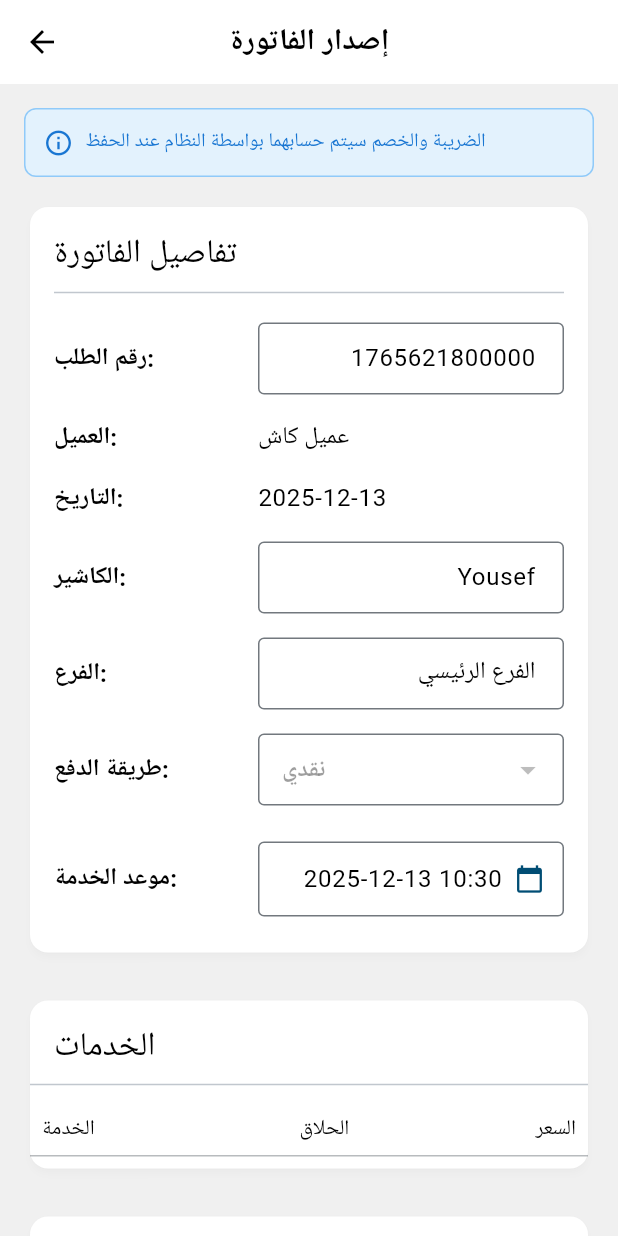
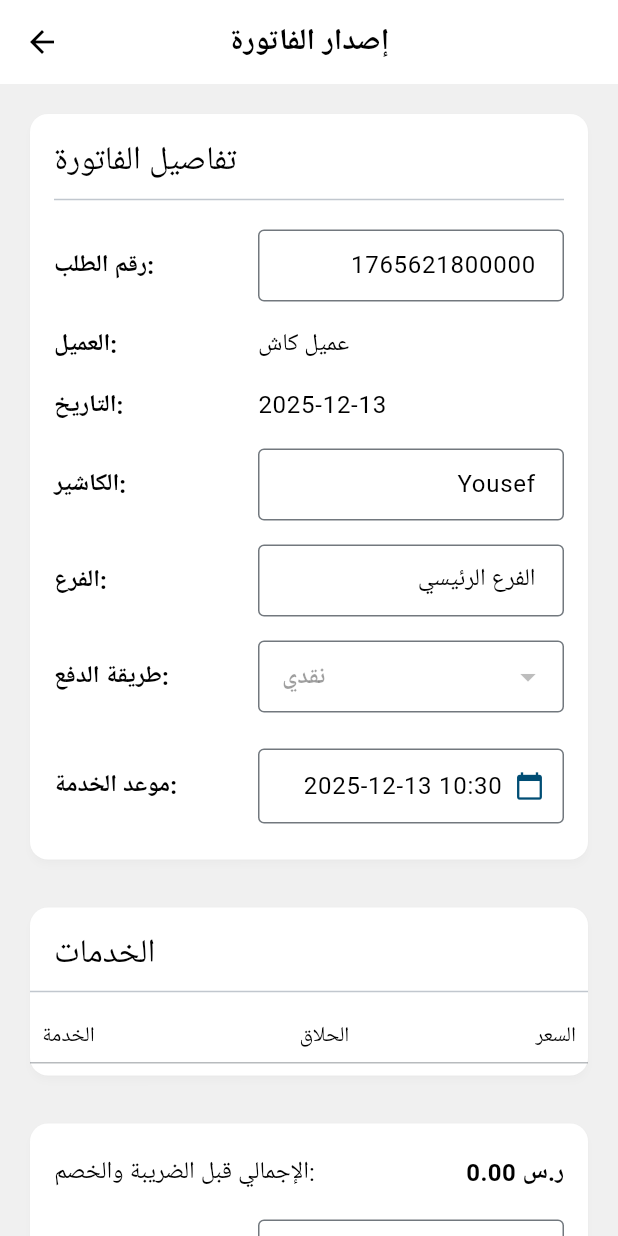
Before and after one commit to indoo24/Saloonsa-POS, a Flutter app: the InvoicePage screen opened directly with empty values, on a phone screen of 412 x 824 dp. Run offline on Flutter 3.47's test engine with Material 3 defaults, Android fonts, the phone set to English and light mode, and no system bars; our stand-ins replace equatable, flutter_bloc, google_fonts, logger, pdf, printing and 2 more; missing offline and left inert: blue_thermal_printer, esc_pos_printer_plus, esc_pos_utils_plus, network_info_plus; accounts and stored records are empty; Roboto replaces fonts that are missing (Cairo).

Commit message:
finished the app

```diff
--- a/lib/screens/casher/invoice_page.dart
+++ b/lib/screens/casher/invoice_page.dart
@@ -9,7 +9,6 @@ import 'package:flutter_bloc/flutter_bloc.dart';
 import '../../cubits/cashier/cashier_cubit.dart';
 import '../../cubits/cashier/cashier_state.dart';
 import '../../models/payment_method.dart';
-import '../../models/invoice.dart';
 import 'pdf_invoice.dart';
 import 'models/customer.dart';
 import 'models/service-model.dart';
@@ -38,26 +37,28 @@ class _InvoicePageState extends State<InvoicePage> {
 
   double? _paidAmount;
 
-  // API-provided invoice data (will be populated after submission)
-  Invoice? _submittedInvoice;
-
   @override
   void initState() {
     super.initState();
 
-    // Calculate initial total based on service prices only
-    // Tax and discount will be calculated by API
+    // Calculate initial total with tax (matching backend logic)
     final initialSubtotal = widget.cart.fold<double>(
       0,
       (sum, item) => sum + item.price,
     );
-    // Set paid amount to subtotal for now (API will add tax and discount)
-    _paidController.text = initialSubtotal.toStringAsFixed(2);
-    _paidAmount = initialSubtotal;
+
+    // Calculate tax (15%) on subtotal (no discount initially)
+    final initialTax = initialSubtotal * 0.15;
+    final initialTotal = initialSubtotal + initialTax;
+
+    // Set paid amount to total (including tax)
+    _paidController.text = initialTotal.toStringAsFixed(2);
+    _paidAmount = initialTotal;
 
     _discountController.addListener(() {
       setState(() {
-        // Just trigger rebuild, discount will be sent to API
+        // Recalculate totals when discount changes
+        _updatePaidAmountToTotal();
       });
     });
 
@@ -69,6 +70,41 @@ class _InvoicePageState extends State<InvoicePage> {
 
     // Set default service date/time to now
     _selectedServiceDateTime = DateTime.now();
+  }
+
+  /// Update paid amount to match the calculated total
+  void _updatePaidAmountToTotal() {
+    final calculations = _calculateTotals();
+    _paidController.text = calculations['finalTotal']!.toStringAsFixed(2);
+    _paidAmount = calculations['finalTotal'];
+  }
+
+  /// Calculate all totals matching backend logic:
+  /// 1. Subtotal = sum of service prices
+  /// 2. Discount Amount = Subtotal × (discount% / 100)
+  /// 3. Amount After Discount = Subtotal - Discount Amount
+  /// 4. Tax = Amount After Discount × 0.15 (15%)
+  /// 5. Final Total = Amount After Discount + Tax
+  Map<String, double> _calculateTotals() {
+    final subtotal = widget.cart.fold<double>(
+      0,
+      (sum, item) => sum + item.price,
+    );
+
+    final discountPercentage = double.tryParse(_discountController.text) ?? 0.0;
+    final discountAmount = subtotal * (discountPercentage / 100);
+    final amountAfterDiscount = subtotal - discountAmount;
+    final taxAmount = amountAfterDiscount * 0.15; // 15% tax
+    final finalTotal = amountAfterDiscount + taxAmount;
+
+    return {
+      'subtotal': subtotal,
+      'discountPercentage': discountPercentage,
+      'discountAmount': discountAmount,
+      'amountAfterDiscount': amountAfterDiscount,
+      'taxAmount': taxAmount,
+      'finalTotal': finalTotal,
+    };
   }
 
   @override
@@ -129,39 +165,37 @@ class _InvoicePageState extends State<InvoicePage> {
     setState(() => _isSaving = true);
 
     try {
-      // Don't calculate tax/discount locally - let API do it
-      final subtotal = widget.cart.fold<double>(
-        0,
-        (sum, item) => sum + item.price,
-      );
-      final discountPercentage =
-          double.tryParse(_discountController.text) ?? 0.0;
-      final paidAmount = double.tryParse(_paidController.text) ?? subtotal;
+      // Calculate totals locally (matching backend logic)
+      final calculations = _calculateTotals();
+      final subtotal = calculations['subtotal']!;
+      final discountPercentage = calculations['discountPercentage']!;
+      final discountAmount = calculations['discountAmount']!;
+      final taxAmount = calculations['taxAmount']!;
+      final finalTotal = calculations['finalTotal']!;
+      final paidAmount = double.tryParse(_paidController.text) ?? finalTotal;
 
-      print('💰 Invoice Submission (API will calculate):');
+      print('💰 Invoice Submission (Calculated in App):');
       print('  Subtotal: $subtotal');
       print('  Discount %: $discountPercentage');
+      print('  Discount Amount: $discountAmount');
+      print('  Amount After Discount: ${calculations['amountAfterDiscount']}');
+      print('  Tax (15%): $taxAmount');
+      print('  Final Total: $finalTotal');
       print('  Paid Amount: $paidAmount');
-      print('  Note: Tax and final totals will be calculated by API');
 
       // Get payment type from payment methods
       final apiPaymentType = _getPaymentTypeForApi(context);
 
-      // Submit to API - it will calculate tax, discount, and totals
+      // Submit to API with calculated values
       final invoice = await context.read<CashierCubit>().submitInvoice(
         paymentType: apiPaymentType,
-        tax: 0, // Let API calculate based on configuration
+        tax: 0, // Backend will calculate, but we've already shown user
         discount: discountPercentage, // Send as percentage
         paid: paidAmount,
       );
 
       if (invoice != null && mounted) {
-        // Store the invoice with API-calculated values
-        setState(() {
-          _submittedInvoice = invoice;
-        });
-
-        print('✅ Invoice saved with API values:');
+        print('✅ Invoice saved with calculated values:');
         print(
           '  Subtotal Before Tax: ${invoice.subtotalBeforeTax ?? invoice.subtotal}',
         );
@@ -205,27 +239,30 @@ class _InvoicePageState extends State<InvoicePage> {
     setState(() => _isSaving = true);
 
     try {
-      // Don't calculate tax/discount locally - let API do it
-      final subtotal = widget.cart.fold<double>(
-        0,
-        (sum, item) => sum + item.price,
-      );
-      final discountPercentage =
-          double.tryParse(_discountController.text) ?? 0.0;
-      final paidAmount = double.tryParse(_paidController.text) ?? subtotal;
+      // Calculate totals locally (matching backend logic)
+      final calculations = _calculateTotals();
+      final subtotal = calculations['subtotal']!;
+      final discountPercentage = calculations['discountPercentage']!;
+      final discountAmount = calculations['discountAmount']!;
+      final taxAmount = calculations['taxAmount']!;
+      final finalTotal = calculations['finalTotal']!;
+      final paidAmount = double.tryParse(_paidController.text) ?? finalTotal;
 
-      print('💰 Invoice Submission (Save & Print - API will calculate):');
+      print('💰 Invoice Submission (Save & Print - Calculated in App):');
       print('  Subtotal: $subtotal');
       print('  Discount %: $discountPercentage');
+      print('  Discount Amount: $discountAmount');
+      print('  Amount After Discount: ${calculations['amountAfterDiscount']}');
+      print('  Tax (15%): $taxAmount');
+      print('  Final Total: $finalTotal');
       print('  Paid Amount: $paidAmount');
-      print('  Note: Tax and final totals will be calculated by API');
 
-      // First save the invoice - API will calculate tax, discount, and totals
+      // First save the invoice
       final apiPaymentType = _getPaymentTypeForApi(context);
 
       final invoice = await context.read<CashierCubit>().submitInvoice(
         paymentType: apiPaymentType,
-        tax: 0, // Let API calculate
+        tax: 0, // Backend will calculate
         discount: discountPercentage,
         paid: paidAmount,
       );
@@ -234,12 +271,7 @@ class _InvoicePageState extends State<InvoicePage> {
         throw Exception('فشل في حفظ الفاتورة');
       }
 
-      // Store the invoice with API-calculated values
-      setState(() {
-        _submittedInvoice = invoice;
-      });
-
-      print('✅ Invoice saved with API values:');
+      print('✅ Invoice saved with calculated values:');
       print(
         '  Subtotal Before Tax: ${invoice.subtotalBeforeTax ?? invoice.subtotal}',
       );
@@ -443,24 +475,17 @@ class _InvoicePageState extends State<InvoicePage> {
   Widget build(BuildContext context) {
     final theme = Theme.of(context);
 
-    // Calculate subtotal from services (before tax)
-    final subtotalBeforeTax = widget.cart.fold<double>(
-      0,
-      (sum, item) => sum + item.price,
-    );
+    // Calculate totals using the same logic as backend
+    final calculations = _calculateTotals();
+    final subtotal = calculations['subtotal']!;
+    final discountAmount = calculations['discountAmount']!;
+    final amountAfterDiscount = calculations['amountAfterDiscount']!;
+    final taxAmount = calculations['taxAmount']!;
+    final finalTotal = calculations['finalTotal']!;
 
-    // If we have submitted invoice with API values, use those
-    // Otherwise show estimated/placeholder values with note
-    final taxAmount = _submittedInvoice?.taxAmount ?? 0.0;
-    final totalAfterTax = _submittedInvoice?.totalAfterTax ?? subtotalBeforeTax;
-    final discountAmount = _submittedInvoice?.discountAmount ?? 0.0;
-    final finalTotal = _submittedInvoice?.finalTotal ?? subtotalBeforeTax;
-    final paidAmount =
-        _submittedInvoice?.paidAmount ?? _paidAmount ?? subtotalBeforeTax;
-    final remainingAmount = _submittedInvoice?.remainingAmount ?? 0.0;
-
-    // For display before submission, show note that values are estimates
-    final showEstimateNote = _submittedInvoice == null;
+    // Use calculated values for display
+    final paidAmount = _paidAmount ?? finalTotal;
+    final remainingAmount = finalTotal - paidAmount;
 
     return Scaffold(
       appBar: AppBar(
@@ -471,49 +496,20 @@ class _InvoicePageState extends State<InvoicePage> {
         child: Column(
           crossAxisAlignment: CrossAxisAlignment.stretch,
           children: [
-            if (showEstimateNote)
-              Container(
-                margin: const EdgeInsets.only(bottom: 16),
-                padding: const EdgeInsets.all(12),
-                decoration: BoxDecoration(
-                  color: Colors.blue.shade50,
-                  borderRadius: BorderRadius.circular(8),
-                  border: Border.all(color: Colors.blue.shade200),
-                ),
-                child: Row(
-                  children: [
-                    Icon(
-                      Icons.info_outline,
-                      color: Colors.blue.shade700,
-                      size: 20,
-                    ),
-                    const SizedBox(width: 8),
-                    Expanded(
-                      child: Text(
-                        'الضريبة والخصم سيتم حسابهما بواسطة النظام عند الحفظ',
-                        style: TextStyle(
-                          color: Colors.blue.shade700,
-                          fontSize: 13,
-                        ),
-                      ),
-                    ),
-                  ],
-                ),
-              ),
             _buildInfoSection(theme),
             const SizedBox(height: 24),
             _buildServicesTable(theme),
             const SizedBox(height: 24),
             _buildTotalsSection(
               theme,
-              subtotalBeforeTax,
+              subtotal,
               taxAmount,
-              totalAfterTax,
+              amountAfterDiscount,
               discountAmount,
               finalTotal,
               paidAmount,
               remainingAmount,
-              showEstimateNote,
+              false, // showEstimateNote removed
             ),
             const SizedBox(height: 32),
             Row(
@@ -700,9 +696,9 @@ class _InvoicePageState extends State<InvoicePage> {
 
   Widget _buildTotalsSection(
     ThemeData theme,
-    double subtotalBeforeTax,
+    double subtotal,
     double taxAmount,
-    double totalAfterTax,
+    double amountAfterDiscount,
     double discountAmount,
     double finalTotal,
     double paidAmount,
@@ -716,33 +712,15 @@ class _InvoicePageState extends State<InvoicePage> {
         padding: const EdgeInsets.all(16.0),
         child: Column(
           children: [
-            // Step 1: Subtotal Before Tax
+            // Step 1: Subtotal Before Tax and Discount
             _buildTotalRow(
               theme,
-              "الإجمالي قبل الضريبة:",
-              "${subtotalBeforeTax.toStringAsFixed(2)} ر.س",
+              "الإجمالي قبل الضريبة والخصم:",
+              "${subtotal.toStringAsFixed(2)} ر.س",
             ),
             const SizedBox(height: 8),
 
-            // Step 2: Tax Amount (always show value)
-            _buildTotalRow(
-              theme,
-              "الضريبة:",
-              "${taxAmount.toStringAsFixed(2)} ر.س",
-              color: taxAmount > 0 ? null : Colors.grey,
-            ),
-            const SizedBox(height: 8),
-
-            // Step 3: Total After Tax (always show value)
-            _buildTotalRow(
-              theme,
-              "الإجمالي بعد الضريبة:",
-              "${totalAfterTax.toStringAsFixed(2)} ر.س",
-              color: totalAfterTax > 0 ? null : Colors.grey,
-            ),
-            const SizedBox(height: 8),
-
-            // Step 4: Discount Input
+            // Step 2: Discount Input
             _buildInfoRow(
               theme,
               "خصم (%):",
@@ -752,7 +730,7 @@ class _InvoicePageState extends State<InvoicePage> {
             ),
             const SizedBox(height: 8),
 
-            // Step 5: Discount Amount (always show value)
+            // Step 3: Discount Amount (calculated)
             _buildTotalRow(
               theme,
               "مبلغ الخصم:",
@@ -760,6 +738,24 @@ class _InvoicePageState extends State<InvoicePage> {
                   ? "-${discountAmount.toStringAsFixed(2)} ر.س"
                   : "0.00 ر.س",
               color: discountAmount > 0 ? Colors.redAccent : Colors.grey,
+            ),
+            const SizedBox(height: 8),
+
+            // Step 4: Amount After Discount (before tax)
+            _buildTotalRow(
+              theme,
+              "المبلغ بعد الخصم:",
+              "${amountAfterDiscount.toStringAsFixed(2)} ر.س",
+              color: Colors.blue.shade700,
+            ),
+            const SizedBox(height: 8),
+
+            // Step 5: Tax Amount (15% on amount after discount)
+            _buildTotalRow(
+              theme,
+              "الضريبة (15%):",
+              "${taxAmount.toStringAsFixed(2)} ر.س",
+              color: taxAmount > 0 ? Colors.orange.shade700 : Colors.grey,
             ),
             const Divider(height: 24),
 
@@ -769,12 +765,10 @@ class _InvoicePageState extends State<InvoicePage> {
               children: [
                 Text("الإجمالي النهائي:", style: theme.textTheme.titleLarge),
                 Text(
-                  finalTotal > 0
-                      ? "${finalTotal.toStringAsFixed(2)} ر.س"
-                      : "${subtotalBeforeTax.toStringAsFixed(2)} ر.س (تقريبي)",
+                  "${finalTotal.toStringAsFixed(2)} ر.س",
                   style: theme.textTheme.titleLarge?.copyWith(
-                    fontStyle: showEstimateNote ? FontStyle.italic : null,
-                    color: showEstimateNote ? Colors.grey.shade700 : null,
+                    color: Colors.green.shade700,
+                    fontWeight: FontWeight.bold,
                   ),
                 ),
               ],
@@ -816,15 +810,14 @@ class _InvoicePageState extends State<InvoicePage> {
                       ),
                       const SizedBox(width: 8),
                       ElevatedButton(
-                        onPressed: finalTotal > 0
-                            ? () {
-                                setState(() {
-                                  _paidAmount = finalTotal;
-                                  _paidController.text = finalTotal
-                                      .toStringAsFixed(2);
-                                });
-                              }
-                            : null,
+                        onPressed: () {
+                          setState(() {
+                            _paidAmount = finalTotal;
+                            _paidController.text = finalTotal.toStringAsFixed(
+                              2,
+                            );
+                          });
+                        },
                         style: ElevatedButton.styleFrom(
                           backgroundColor: Colors.green,
                           foregroundColor: Colors.white,
@@ -845,7 +838,7 @@ class _InvoicePageState extends State<InvoicePage> {
             ),
             const Divider(height: 24),
 
-            // Step 8: Remaining Amount Display (from API)
+            // Step 8: Remaining Amount Display
             if (remainingAmount > 0.01) // Customer owes money
               Container(
                 padding: const EdgeInsets.all(12),
@@ -862,26 +855,7 @@ class _InvoicePageState extends State<InvoicePage> {
                   isBold: true,
                 ),
               )
-            else if (paidAmount > 0 &&
-                paidAmount < finalTotal &&
-                remainingAmount == 0) // Calculate locally if API didn't provide
-              Container(
-                padding: const EdgeInsets.all(12),
-                decoration: BoxDecoration(
-                  color: Colors.orange.shade50,
-                  borderRadius: BorderRadius.circular(8),
-                  border: Border.all(color: Colors.orange.shade200),
-                ),
-                child: _buildTotalRow(
-                  theme,
-                  "الباقي:",
-                  "${(finalTotal - paidAmount).toStringAsFixed(2)} ر.س",
-                  color: Colors.orange.shade700,
-                  isBold: true,
-                ),
-              )
-            else if (remainingAmount <
-                -0.01) // Change to return (negative remaining)
+            else if (remainingAmount < -0.01) // Change to return
               Container(
                 padding: const EdgeInsets.all(12),
                 decoration: BoxDecoration(
@@ -894,40 +868,6 @@ class _InvoicePageState extends State<InvoicePage> {
                   "الباقي (يُرجع للعميل):",
                   "${(-remainingAmount).toStringAsFixed(2)} ر.س",
                   color: Colors.green.shade700,
-                  isBold: true,
-                ),
-              )
-            else if (paidAmount > finalTotal &&
-                remainingAmount == 0) // Calculate change locally
-              Container(
-                padding: const EdgeInsets.all(12),
-                decoration: BoxDecoration(
-                  color: Colors.green.shade50,
-                  borderRadius: BorderRadius.circular(8),
-                  border: Border.all(color: Colors.green.shade200),
-                ),
-                child: _buildTotalRow(
-                  theme,
-                  "الباقي (يُرجع للعميل):",
-                  "${(paidAmount - finalTotal).toStringAsFixed(2)} ر.س",
-                  color: Colors.green.shade700,
-                  isBold: true,
-                ),
-              )
-            else if (paidAmount > 0 &&
-                (paidAmount - finalTotal).abs() < 0.01) // Fully paid
-              Container(
-                padding: const EdgeInsets.all(12),
-                decoration: BoxDecoration(
-                  color: Colors.blue.shade50,
-                  borderRadius: BorderRadius.circular(8),
-                  border: Border.all(color: Colors.blue.shade200),
-                ),
-                child: _buildTotalRow(
-                  theme,
-                  "✓ المبلغ مدفوع بالكامل",
-                  "",
-                  color: Colors.blue.shade700,
                   isBold: true,
                 ),
               ),
```
Also changed, not shown: lib/services/api_client.dart (+47 -9 lines).
